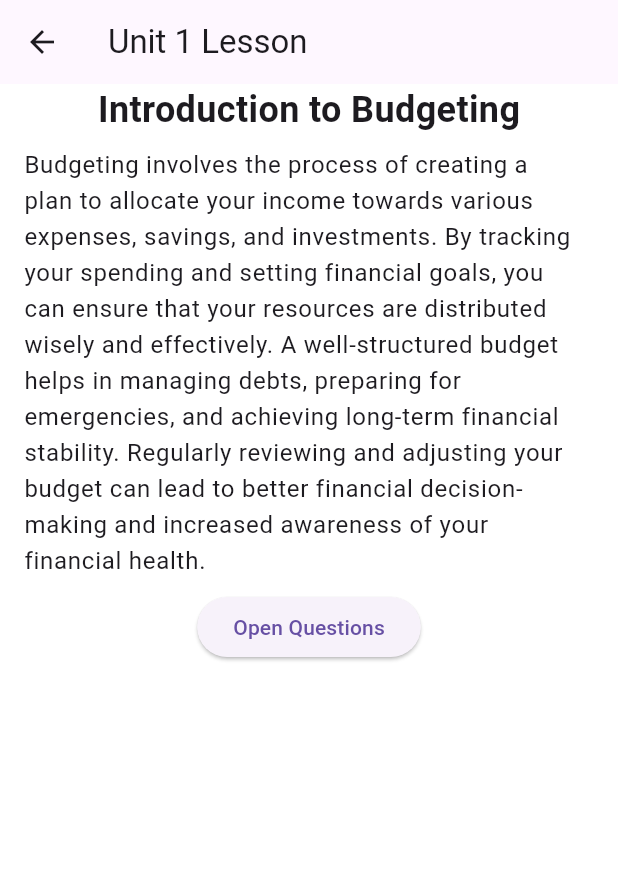
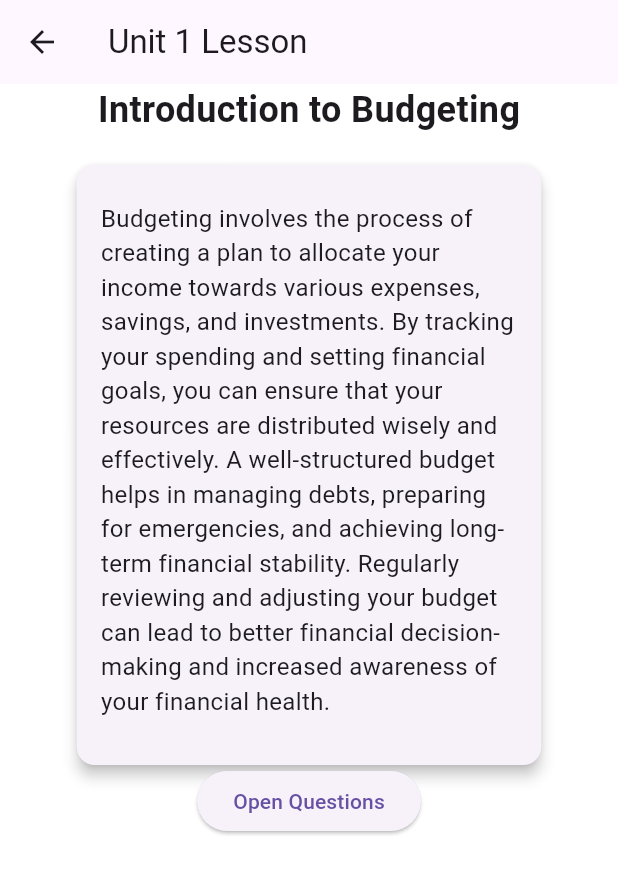
Before and after one commit to crxticals/FinLit-Dev, a Flutter app: the NameListScreen screen opened directly with empty values, after a tap on "Introduction to Budgeting", on a phone screen of 412 x 824 dp. Shown: the top 874 px of the screen. Run offline on Flutter 3.47's test engine with Material 3 defaults, Android fonts, the phone set to English and light mode, and no system bars; drawn by our look-alikes of carousel_slider.

Commit message:
Finishing Touches, changed some stuff to be carousels and also aded progress indicators for the quiz. The app is 90% to MVP

```diff
--- a/lib/pages/class_stuff1.dart
+++ b/lib/pages/class_stuff1.dart
@@ -2,6 +2,7 @@ import 'dart:convert';
 import 'package:flutter/material.dart';
 import 'package:project_name/pages/class_stuff2.dart';
 import 'package:flutter/services.dart' as rootBundle;
+import 'package:carousel_slider/carousel_slider.dart';
 
 class NameListScreen extends StatefulWidget {
   final String imageUrl;
@@ -69,6 +70,12 @@ class NameListScreenState extends State<NameListScreen> {
     );
   }
 
+  void _onItemTapped(int index) {
+    setState(() {
+    });
+    // Implement navigation logic based on index if needed
+  }
+
   @override
   Widget build(BuildContext context) {
     return Scaffold(
@@ -101,15 +108,9 @@ class NameListScreenState extends State<NameListScreen> {
             ),
             const SizedBox(height: 16),
             Expanded(
-                child: GridView.builder(
-                  gridDelegate: const SliverGridDelegateWithFixedCrossAxisCount(
-                    crossAxisCount: 2,
-                    childAspectRatio: 1 / 1.2,
-                    crossAxisSpacing: 10,
-                    mainAxisSpacing: 10,
-                  ),
+              child: CarouselSlider.builder(
                 itemCount: names.length,
-                  itemBuilder: (context, index) {
+                itemBuilder: (context, index, realIndex) {
                   return GestureDetector(
                     onTap: () => navigateToDetail(index),
                     child: Card(
@@ -128,11 +129,37 @@ class NameListScreenState extends State<NameListScreen> {
                     ),
                   );
                 },
+                options: CarouselOptions(
+                  height: 250, // Set height according to your design
+                  enlargeCenterPage: true,
+                  enableInfiniteScroll: true,
+                  autoPlay: true,
+                ),
               ),
             ),
           ],
         ),
       ),
+      bottomNavigationBar: BottomNavigationBar(
+        backgroundColor: Colors.blueGrey[900],
+        selectedItemColor: Colors.tealAccent,
+        unselectedItemColor: Colors.grey,
+        onTap: _onItemTapped,
+        items: const [
+          BottomNavigationBarItem(
+            icon: Icon(Icons.home),
+            label: 'Home',
+          ),
+          BottomNavigationBarItem(
+            icon: Icon(Icons.notifications),
+            label: 'Notifications',
+          ),
+          BottomNavigationBarItem(
+            icon: Icon(Icons.account_circle),
+            label: 'Account',
+          ),
+        ],
+      ),
     );
   }
 }
--- a/lib/pages/class_stuff2.dart
+++ b/lib/pages/class_stuff2.dart
@@ -1,14 +1,20 @@
 import 'dart:convert';
 import 'package:flutter/material.dart';
 import 'package:flutter/services.dart' as rootBundle;
-import 'quiz_display.dart'; // Import the quiz_display.dart file
+import 'package:carousel_slider/carousel_slider.dart';
+import 'quiz_display.dart';
 
 class ContentListScreen extends StatefulWidget {
   final String imageUrl;
   final int index;
   final int interlessonindex;
 
-  const ContentListScreen({super.key, required this.imageUrl, required this.index, required this.interlessonindex});
+  const ContentListScreen({
+    super.key,
+    required this.imageUrl,
+    required this.index,
+    required this.interlessonindex,
+  });
 
   @override
   ContentListScreenState createState() => ContentListScreenState();
@@ -25,7 +31,6 @@ class ContentListScreenState extends State<ContentListScreen> {
 
   Future<void> loadLesson() async {
     String fileName;
-
     switch (widget.index) {
       case 0:
         fileName = 'assets/Unit1.json';
@@ -66,23 +71,41 @@ class ContentListScreenState extends State<ContentListScreen> {
       backgroundColor: const Color.fromARGB(255, 255, 255, 255),
       body: lessonContent == null
           ? const Center(child: CircularProgressIndicator())
-          : SingleChildScrollView(
-              child: Column(
+          : Column(
               children: [
                 Text(
                   lessonContent!['lessonTitle'],
                   style: const TextStyle(fontSize: 24, fontWeight: FontWeight.bold),
                 ),
-                  ...List<Widget>.from(lessonContent!['ClassContent'].map((classContent) {
-                    return Column(
-                      children: List<Widget>.from(classContent['ReadingContent'].map((reading) {
-                        return ListTile(
-                          title: Text(reading),
+                const SizedBox(height: 20),
+                CarouselSlider(
+                  options: CarouselOptions(
+                    height: 400.0,
+                    enlargeCenterPage: true,
+                    enableInfiniteScroll: false,
+                  ),
+                  items: lessonContent!['ClassContent'].map<Widget>((classContent) {
+                    return Card(
+                      elevation: 4,
+                      margin: const EdgeInsets.symmetric(horizontal: 10),
+                      child: Padding(
+                        padding: const EdgeInsets.all(16.0),
+                        child: Column(
+                          crossAxisAlignment: CrossAxisAlignment.start,
+                          children: List<Widget>.from(classContent['ReadingContent'].map<Widget>((reading) {
+                            return Padding(
+                              padding: const EdgeInsets.symmetric(vertical: 8.0),
+                              child: Text(
+                                reading,
+                                style: const TextStyle(fontSize: 16),
+                              ),
                             );
                           })),
+                        ),
+                      ),
                     );
-                  })),
-                  // Adjust the onPressed method to pass interlessonindex to QuizPage
+                  }).toList(),
+                ),
                 ElevatedButton(
                   onPressed: () {
                     String quizFileName = widget.index == 0 ? 'assets/Unit1.json' :
@@ -104,7 +127,6 @@ class ContentListScreenState extends State<ContentListScreen> {
                 ),
               ],
             ),
-            ),
     );
   }
 }
--- a/lib/pages/quiz_display.dart
+++ b/lib/pages/quiz_display.dart
@@ -100,6 +100,8 @@ class _QuizPageState extends State<QuizPage> with SingleTickerProviderStateMixin
 
 @override
 Widget build(BuildContext context) {
+  double progress = (currentQuestionIndex + 1) / questions.length; // Calculate progress
+
   return Scaffold(
     appBar: AppBar(
       title: const Text("Quiz"),
@@ -114,6 +116,13 @@ class _QuizPageState extends State<QuizPage> with SingleTickerProviderStateMixin
                 child: Column(
                   mainAxisAlignment: MainAxisAlignment.center,
                   children: [
+                    // Progress Indicator
+                    LinearProgressIndicator(
+                      value: progress,
+                      backgroundColor: Colors.grey,
+                      color: Colors.blue,
+                    ),
+                    const SizedBox(height: 10), // Add some space
                     Expanded(
                       flex: 4,
                       child: Center(
```
Lines whose indentation alone changed are shown as unchanged.
